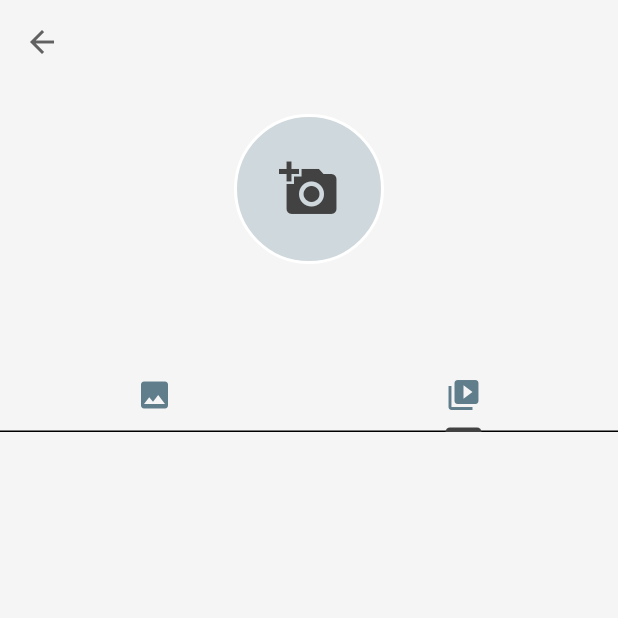
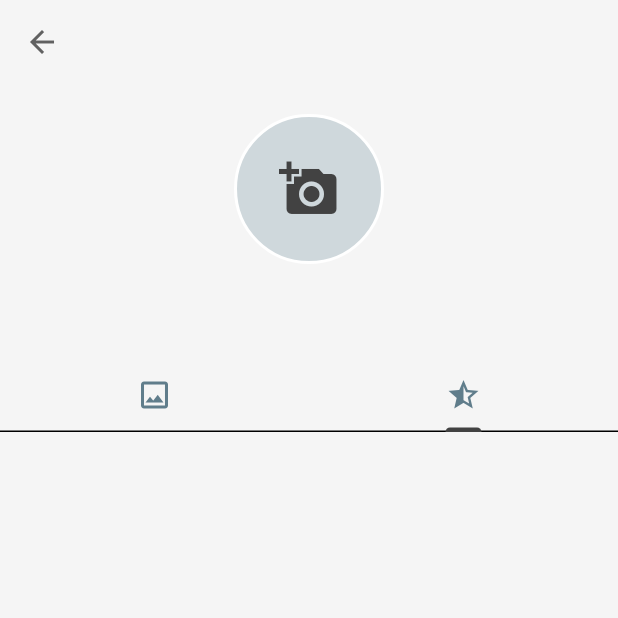
Before and after one commit to Delos-343/Chat-is-this-Real, a Flutter app: the ProfilePage screen opened directly, tab 2 chosen, on a phone screen of 412 x 824 dp, the top half of it. Run offline on Flutter 3.47's test engine with Material 3 defaults, Android fonts, the phone set to English and light mode, and no system bars; our stand-ins replace cloud_firestore, firebase_auth, firebase_core, firebase_storage, image_picker; accounts and stored records are empty; network calls fail.

Commit message:
Changed icons to better match their purposes

```diff
--- a/lib/pages/profle_page.dart
+++ b/lib/pages/profle_page.dart
@@ -25,13 +25,13 @@ class _ProfilePageState extends State<ProfilePage> {
   final List<Widget> tabs = const [
     Tab(
       icon: Icon(
-        Icons.image,
+        Icons.image_outlined,
         color: Colors.blueGrey,
       ),
     ),
     Tab(
       icon: Icon(
-        Icons.video_collection,
+        Icons.star_half,
         color: Colors.blueGrey,
       ),
     ),
```
